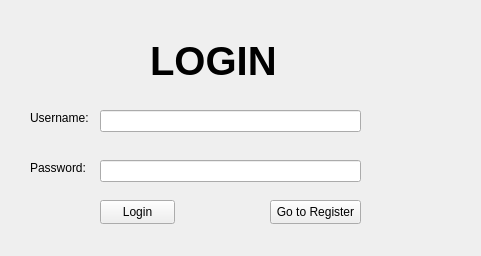
This is login.ui in hieugiabao/file-share-client as Qt 5 draws it before an edit. The edited form follows.
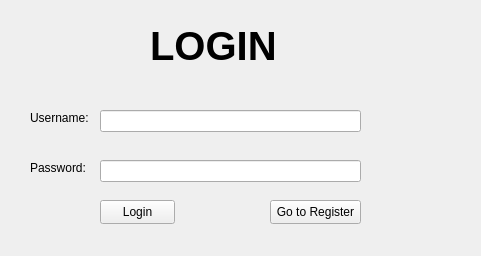
This is the edited form.

Commit message: feat: switch between screen

Diff of the .ui file:
```diff
--- a/login.ui
+++ b/login.ui
@@ -28,7 +28,7 @@
       <x>140</x>
       <y>20</y>
       <width>141</width>
-      <height>101</height>
+      <height>71</height>
      </rect>
     </property>
     <property name="font">
```
Left out of the diff: 16 changed lines with no effect on the pictures. The commit also changes 5 other files.
